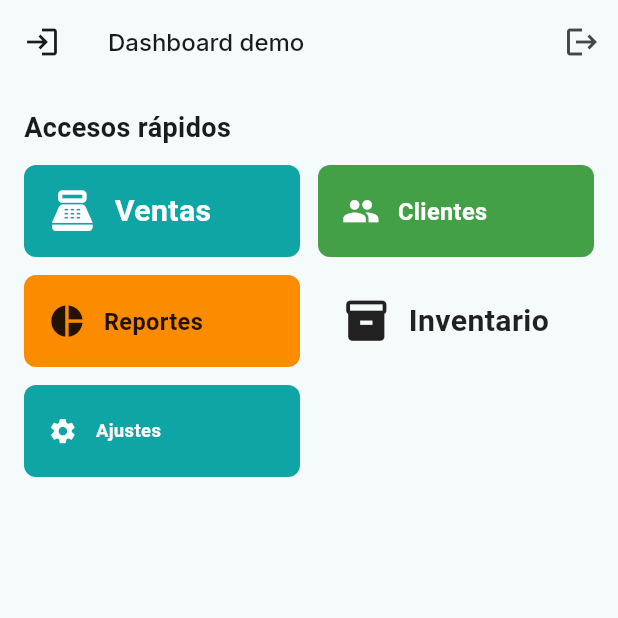
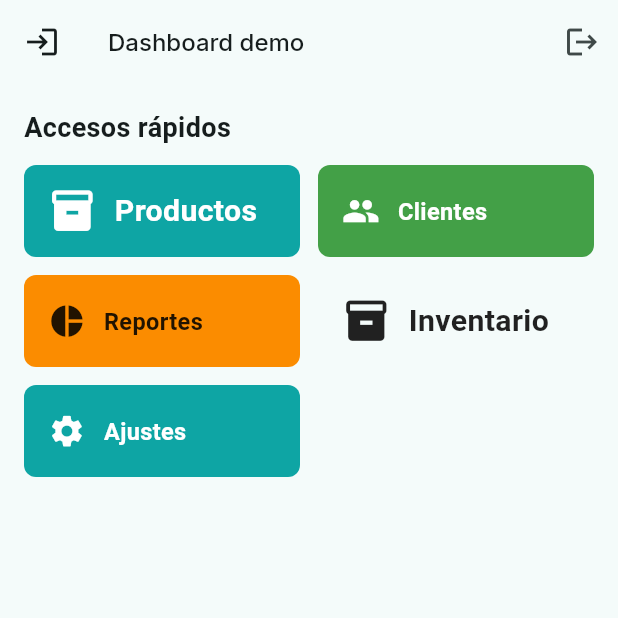
Before and after one commit to Marequena/agilapp, a Flutter app: the DashboardDemoPage screen opened directly, on a phone screen of 412 x 824 dp, the top half of it. Run offline on Flutter 3.47's test engine with Material 3 defaults, Android fonts, the phone set to English and light mode, and no system bars; our stand-ins replace connectivity_plus, dio, flutter_secure_storage, google_fonts, hive, hive_flutter; accounts and stored records are empty.

Commit message:
fix: products/categories offline contract + dashboard UI (Productos tile, Ajustes size) + debug logs

```diff
--- a/lib/presentation/pages/dashboard_demo.dart
+++ b/lib/presentation/pages/dashboard_demo.dart
@@ -51,11 +51,11 @@
               crossAxisSpacing: 12,
               childAspectRatio: 3,
               children: [
-                MetroButton(label: 'Ventas', icon: Icons.point_of_sale, variant: MetroVariant.primary, size: MetroSize.large, fullWidth: true, onPressed: () {}),
+                MetroButton(label: 'Productos', icon: Icons.inventory_2, variant: MetroVariant.primary, size: MetroSize.large, fullWidth: true, onPressed: () {}),
                 MetroButton(label: 'Clientes', icon: Icons.people, variant: MetroVariant.success, size: MetroSize.medium, fullWidth: true, onPressed: () {}),
                 MetroButton(label: 'Reportes', icon: Icons.pie_chart, variant: MetroVariant.warning, size: MetroSize.medium, fullWidth: true, onPressed: () {}),
                 MetroButton(label: 'Inventario', icon: Icons.inventory, variant: MetroVariant.neutral, size: MetroSize.large, fullWidth: true, onPressed: () {}),
-                MetroButton(label: 'Ajustes', icon: Icons.settings, variant: MetroVariant.primary, size: MetroSize.small, fullWidth: true, onPressed: () {}),
+                MetroButton(label: 'Ajustes', icon: Icons.settings, variant: MetroVariant.primary, size: MetroSize.medium, fullWidth: true, onPressed: () {}),
               ],
             ),
           ),
--- a/lib/presentation/pages/dashboard_page.dart
+++ b/lib/presentation/pages/dashboard_page.dart
@@ -88,9 +88,9 @@
                   crossAxisSpacing: 12,
                   itemCount: 10,
                   itemBuilder: (context, index) {
-                    final labels = ['Ventas', 'Clientes', 'Reportes', 'Inventario', 'Ajustes', 'Usuarios', 'Pagos', 'Calendario', 'Notificaciones', 'Soporte'];
+                    final labels = ['Productos', 'Clientes', 'Reportes', 'Inventario', 'Ajustes', 'Usuarios', 'Pagos', 'Calendario', 'Notificaciones', 'Soporte'];
                     final icons = [
-                      Icons.point_of_sale,
+                      Icons.inventory_2,
                       Icons.people,
                       Icons.bar_chart,
                       Icons.inventory,
@@ -115,10 +115,10 @@
                     ];
 
                     // varied heights to mimic Metro live tile sizes
-                    final heights = [180.0, 120.0, 140.0, 160.0, 100.0, 140.0, 120.0, 160.0, 130.0, 150.0];
+                    final heights = [180.0, 120.0, 140.0, 160.0, 120.0, 140.0, 120.0, 160.0, 130.0, 150.0];
 
                     VoidCallback? onTap;
-                    if (labels[index] == 'Ventas') {
+                    if (labels[index] == 'Productos') {
                       onTap = () => Navigator.of(context).pushNamed('/products');
                     } else if (labels[index] == 'Clientes') {
                       onTap = () => Navigator.of(context).pushNamed('/customers');
```
Also changed, not shown: lib/data/repositories/category_repository_impl.dart (+8 -8 lines), lib/data/repositories/product_repository_impl.dart (+8 -8 lines), lib/presentation/controllers/product_controller.dart (+14 -8 lines), 1 other file.
